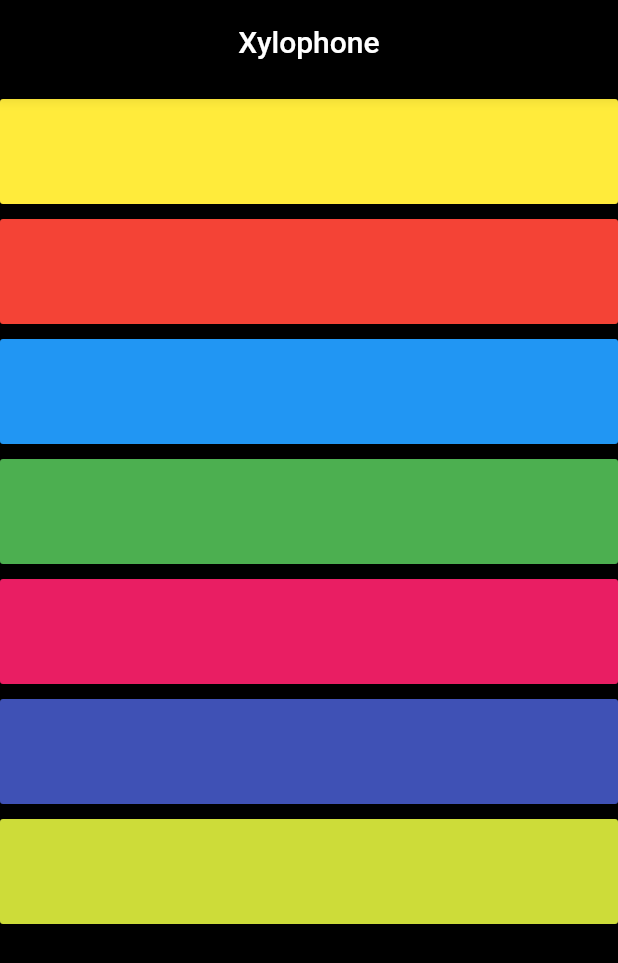
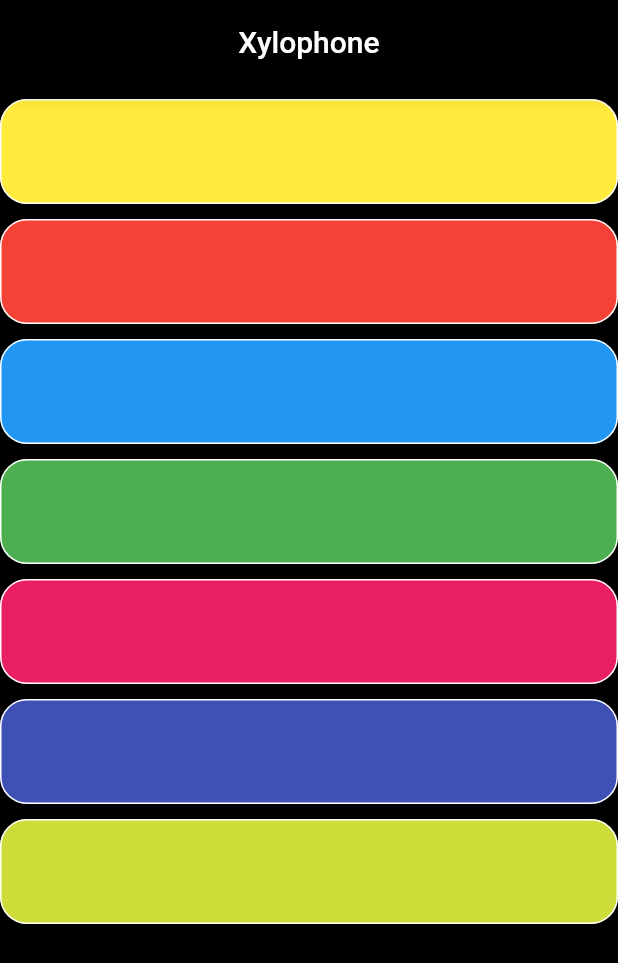
Before and after one commit to tk-code-dev/flutter_xylophone, a Flutter app: the screen it shows after launch, on a phone screen of 412 x 824 dp. Shown: the top 963 px of the screen. Run offline on Flutter 3.47's test engine with Material 2 defaults, Android fonts, the light colour scheme and no system bars; our stand-ins replace audioplayers.

Commit message:
Change FlatButton shape to RoundedRectangleBorder

```diff
--- a/lib/main.dart
+++ b/lib/main.dart
@@ -15,6 +15,9 @@ class XylophoneApp extends StatelessWidget {
       child: Expanded(
         child: FlatButton(
           color: color,
+          shape: RoundedRectangleBorder(
+              borderRadius: new BorderRadius.circular(18.0),
+              side: BorderSide(color: Colors.white)),
           onPressed: () {
             playSound(soundNum);
           },
```
